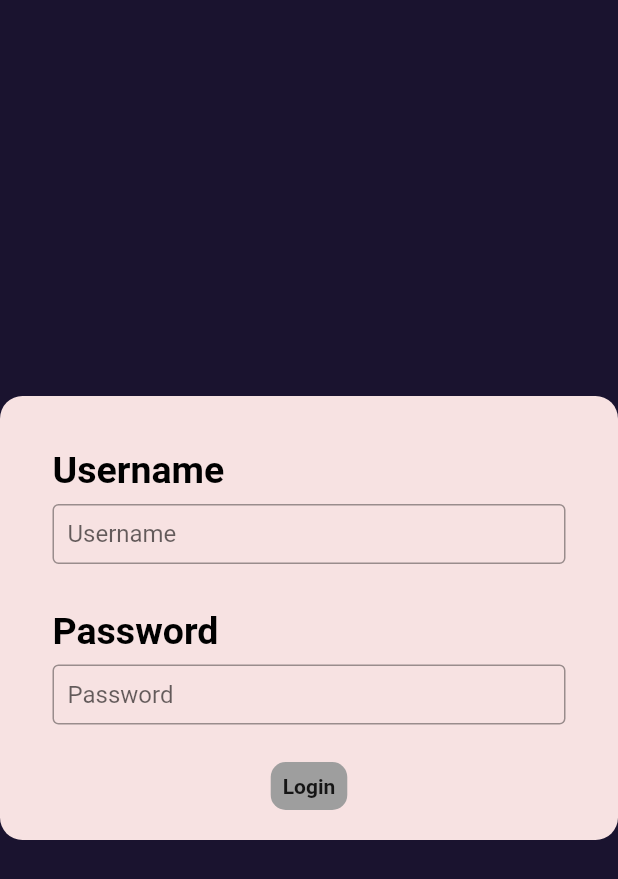
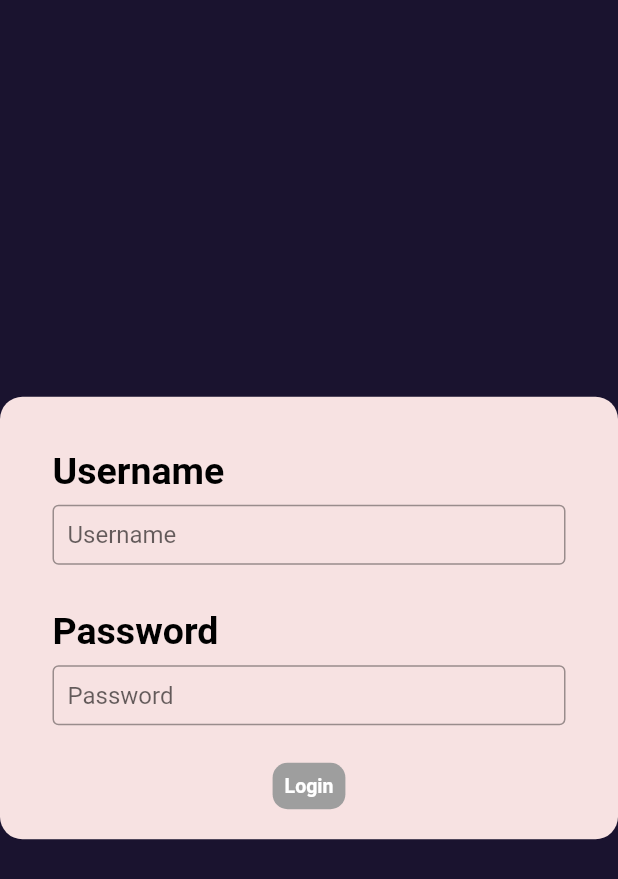
Before and after one commit to bssughosh/login_workflow, a Flutter app: the screen it shows after launch, on a phone screen of 412 x 824 dp. Shown: the top 879 px of the screen. Run offline on Flutter 3.47's test engine with Material 2 defaults, Android fonts, the light colour scheme and no system bars; our stand-ins replace flutter_clean_architecture, fluttertoast, get_it, shared_preferences.

Commit message:
chore: edited button

```diff
--- a/lib/core/common_widgets/primary_button.dart
+++ b/lib/core/common_widgets/primary_button.dart
@@ -18,6 +18,8 @@
   Widget build(BuildContext context) {
     return InkWell(
       enableFeedback: !isDisabled,
+      mouseCursor:
+          isDisabled ? SystemMouseCursors.basic : SystemMouseCursors.click,
       onTap: isDisabled ? () {} : onTap,
       child: Container(
         decoration: isDisabled
@@ -27,7 +29,11 @@
         child: Text(
           title,
           textAlign: TextAlign.center,
-          style: const TextStyle(fontWeight: FontWeight.bold),
+          style: TextStyle(
+            fontWeight: FontWeight.bold,
+            fontSize: 13,
+            color: isDisabled ? Colors.white : Colors.black,
+          ),
         ),
       ),
     );
```
